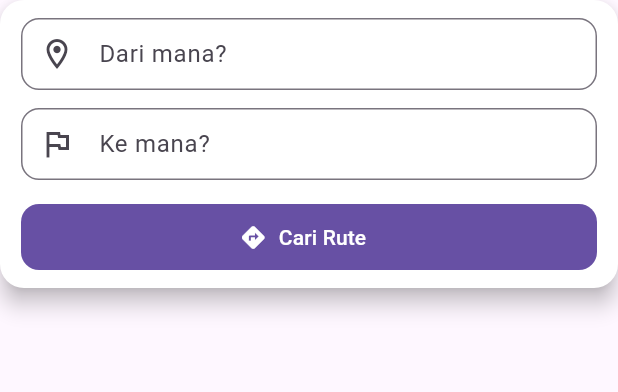
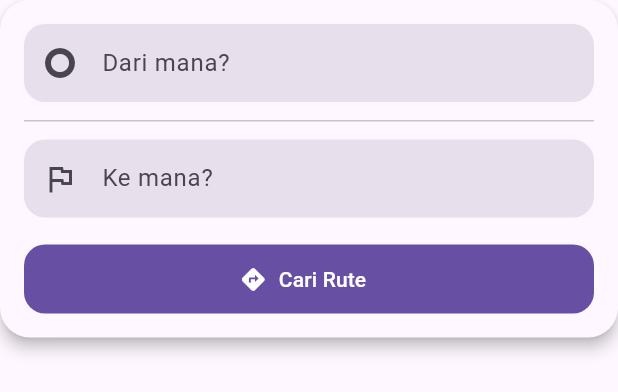
Before and after one commit to MDhani-F13/mapku_android, a Flutter app: the FromToSearchBar widget shown alone on an empty page, opened directly with empty values, on a phone screen of 412 x 824 dp. Shown: the top 392 px of the screen. Run offline on Flutter 3.47's test engine with Material 3 defaults, Android fonts, the phone set to English and light mode, and no system bars; drawn by our look-alikes of flutter_typeahead; our stand-ins replace flutter_dotenv, geocoding, geolocator, google_maps_flutter, shared_preferences; missing offline and left inert: flutter_polyline_points; accounts and stored records are empty; network calls fail.

Commit message:
another revamp

```diff
--- a/lib/services/map_object_builder.dart
+++ b/lib/services/map_object_builder.dart
@@ -30,7 +30,7 @@ class MapObjectBuilder {
           polylineSet.addAll(polyline);
 
 
-        // Tambahkan marker ikon (warning jika usedFallback)
+        // Tambahkan marker ikon
         markerSet.add(
           ClosedRoadInfoMarker.build(segment, isWarning: segment.usedFallback == true),
         );
--- a/lib/widgets/from_to_search_bar.dart
+++ b/lib/widgets/from_to_search_bar.dart
@@ -16,89 +16,107 @@ class FromToSearchBar extends StatelessWidget {
 
   final PlaceService _placeService = PlaceService();
 
+  InputDecoration _decoration(
+    BuildContext context, {
+    required String hint,
+    required IconData icon,
+  }) {
+    return InputDecoration(
+      hintText: hint,
+      prefixIcon: Icon(icon),
+      filled: true,
+      fillColor: Theme.of(context).colorScheme.surfaceVariant,
+      border: OutlineInputBorder(
+        borderRadius: BorderRadius.circular(14),
+        borderSide: BorderSide.none,
+      ),
+      contentPadding:
+          const EdgeInsets.symmetric(vertical: 14, horizontal: 12),
+    );
+  }
+
   @override
   Widget build(BuildContext context) {
     final theme = Theme.of(context);
 
     return Material(
-      elevation: 6,
-      borderRadius: BorderRadius.circular(16),
-      color: Colors.white,
+      elevation: 4,
+      borderRadius: BorderRadius.circular(20),
+      color: theme.colorScheme.surface,
       child: Padding(
-        padding: const EdgeInsets.symmetric(horizontal: 14, vertical: 12),
+        padding: const EdgeInsets.all(16),
         child: Column(
           mainAxisSize: MainAxisSize.min,
           children: [
-            // 📍 From
+            // 📍 FROM
             TypeAheadField<String>(
               textFieldConfiguration: TextFieldConfiguration(
                 controller: fromController,
-                decoration: InputDecoration(
-                  hintText: 'Dari mana?',
-                  prefixIcon: const Icon(Icons.location_on_outlined),
-                  contentPadding: const EdgeInsets.symmetric(vertical: 12, horizontal: 12),
-                  border: OutlineInputBorder(
-                    borderRadius: BorderRadius.circular(12),
-                  ),
+                decoration: _decoration(
+                  context,
+                  hint: 'Dari mana?',
+                  icon: Icons.trip_origin,
                 ),
               ),
-              suggestionsCallback: (pattern) async {
-                return await _placeService.fetchSuggestions(pattern);
-              },
-              itemBuilder: (context, suggestion) =>
-                  ListTile(title: Text(suggestion)),
-              onSuggestionSelected: (suggestion) {
-                fromController.text = suggestion;
+              suggestionsCallback: _placeService.fetchSuggestions,
+              itemBuilder: _suggestionTile,
+              onSuggestionSelected: (val) {
+                fromController.text = val;
               },
             ),
 
             const SizedBox(height: 12),
 
-            // 🏁 To
+            // subtle divider
+            const Divider(height: 1),
+
+            const SizedBox(height: 12),
+
+            // 🏁 TO
             TypeAheadField<String>(
               textFieldConfiguration: TextFieldConfiguration(
                 controller: toController,
-                decoration: InputDecoration(
-                  hintText: 'Ke mana?',
-                  prefixIcon: const Icon(Icons.flag_outlined),
-                  contentPadding: const EdgeInsets.symmetric(vertical: 12, horizontal: 12),
-                  border: OutlineInputBorder(
-                    borderRadius: BorderRadius.circular(12),
-                  ),
+                decoration: _decoration(
+                  context,
+                  hint: 'Ke mana?',
+                  icon: Icons.flag_outlined,
                 ),
               ),
-              suggestionsCallback: (pattern) async {
-                return await _placeService.fetchSuggestions(pattern);
-              },
-              itemBuilder: (context, suggestion) =>
-                  ListTile(title: Text(suggestion)),
-              onSuggestionSelected: (suggestion) {
-                toController.text = suggestion;
+              suggestionsCallback: _placeService.fetchSuggestions,
+              itemBuilder: _suggestionTile,
+              onSuggestionSelected: (val) {
+                toController.text = val;
               },
             ),
 
-            const SizedBox(height: 16),
+            const SizedBox(height: 18),
 
-            // 🧭 Find Route Button
+            // 🧭 FIND ROUTE
             SizedBox(
               width: double.infinity,
-              height: 44,
+              height: 46,
               child: FilledButton.icon(
                 onPressed: onFindRoute,
                 icon: const Icon(Icons.directions),
                 label: const Text('Cari Rute'),
                 style: FilledButton.styleFrom(
                   shape: RoundedRectangleBorder(
-                    borderRadius: BorderRadius.circular(12),
+                    borderRadius: BorderRadius.circular(14),
                   ),
-                  backgroundColor: theme.colorScheme.primary,
-                  foregroundColor: Colors.white,
                 ),
               ),
-            )
+            ),
           ],
         ),
       ),
     );
   }
+
+  Widget _suggestionTile(BuildContext context, String suggestion) {
+    return ListTile(
+      leading: const Icon(Icons.location_on_outlined),
+      title: Text(suggestion),
+      dense: true,
+    );
+  }
 }
```
Also changed, not shown: lib/widgets/single_search_bar.dart (+13 -13 lines).
